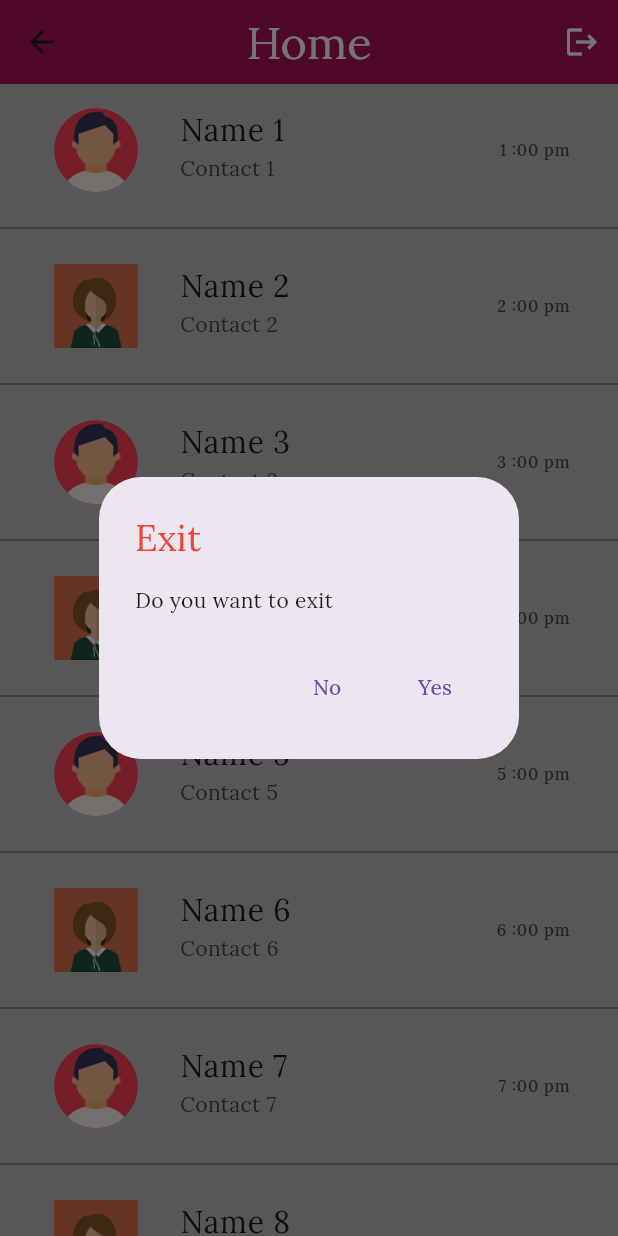
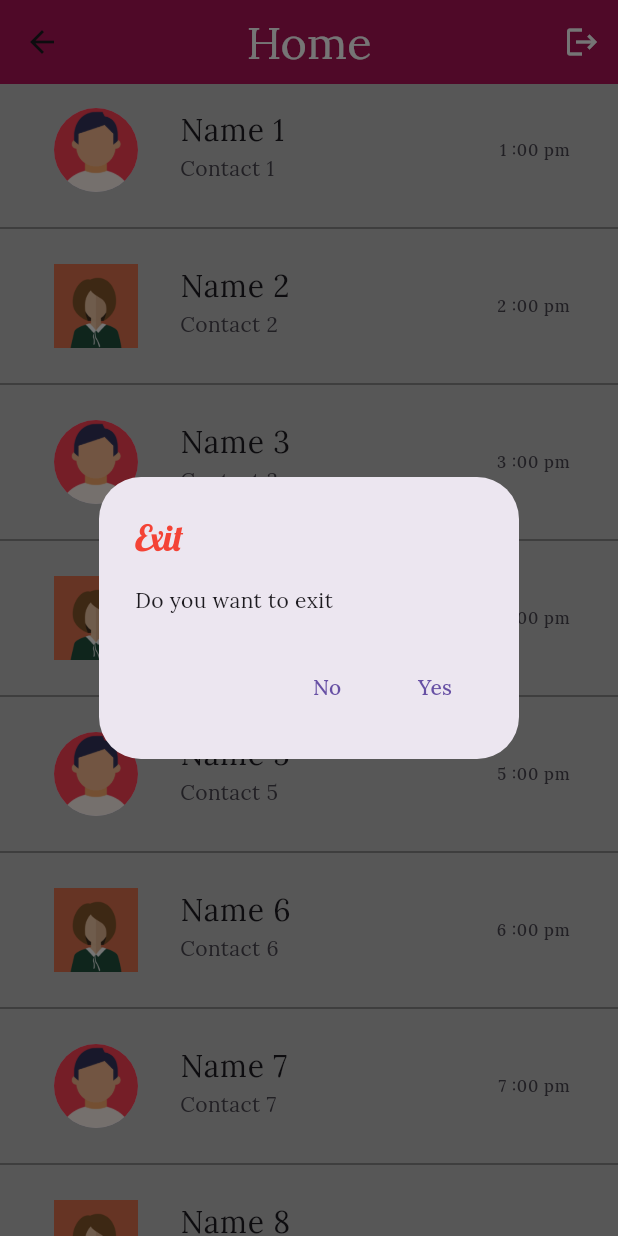
Before and after one commit to Ajaymanikandan0x/Login_using_shared_preferences, a Flutter app: the Home screen opened by its route, after a tap on the "logout" icon, on a phone screen of 412 x 824 dp. Run offline on Flutter 3.47's test engine with Material 3 defaults, Android fonts, the phone set to English and light mode, and no system bars; our stand-ins replace flutter_spinkit, google_fonts, shared_preferences; accounts and stored records are empty.

Commit message:
chenge font style in TextFormField

```diff
--- a/lib/pages/Home.dart
+++ b/lib/pages/Home.dart
@@ -1,4 +1,5 @@
 import 'package:flutter/material.dart';
+import 'package:google_fonts/google_fonts.dart';
 import 'package:login_page/pages/sub/Listview.dart';
 import 'package:shared_preferences/shared_preferences.dart';
 
@@ -45,7 +46,12 @@ class Home extends StatelessWidget {
   void allert(context) => showDialog(
         context: context,
         builder: (context) => AlertDialog(
-          title: const Text('Exit',style: TextStyle(color: Colors.red),),
+          title: Text(
+            'Exit',
+            style: GoogleFonts.lobster(
+              textStyle:const TextStyle(color: Colors.red),
+            ),
+          ),
           content: const Text('Do you want to exit'),
           actions: [
             TextButton(
--- a/lib/pages/chat_page.dart
+++ b/lib/pages/chat_page.dart
@@ -15,7 +15,7 @@ class chat_page extends StatelessWidget {
           centerTitle: true,
           backgroundColor: Colors.pink[800],
         ),
-        body: Padding(
+        body: const Padding(
           padding: EdgeInsets.all(10.0),
           child: Text('Bla'),
         ),
--- a/lib/pages/sub/Input.dart
+++ b/lib/pages/sub/Input.dart
@@ -1,4 +1,5 @@
 import 'package:flutter/material.dart';
+import 'package:google_fonts/google_fonts.dart';
 import 'package:shared_preferences/shared_preferences.dart';
 
 class Input extends StatelessWidget {
@@ -20,7 +21,7 @@ class Input extends StatelessWidget {
           children: [
             TextFormField(
               controller: user,
-              style: const TextStyle(
+              style: GoogleFonts.novaSquare(
                 fontSize: 20.0,
                 fontWeight: FontWeight.w400,
                 wordSpacing: 2,
@@ -45,7 +46,7 @@ class Input extends StatelessWidget {
             const SizedBox(height: 8),
             TextFormField(
               controller: pass,
-              style: const TextStyle(
+              style: GoogleFonts.novaSquare(
                 fontSize: 20.0,
                 fontWeight: FontWeight.w400,
                 wordSpacing: 2,
```
